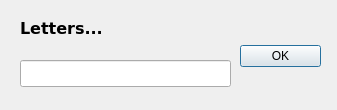
Qt form WakeupBox.ui (tr00per/musicalarm) before a commit.
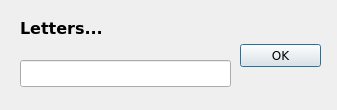
The same form after that commit.

Diff of the .ui file:
```diff
--- a/WakeupBox.ui
+++ b/WakeupBox.ui
@@ -19,6 +19,11 @@
     <verstretch>0</verstretch>
    </sizepolicy>
   </property>
+  <property name="font">
+   <font>
+    <family>DejaVu Sans</family>
+   </font>
+  </property>
   <property name="windowTitle">
    <string>Type in shown letters...</string>
   </property>
@@ -37,6 +42,11 @@
      <height>111</height>
     </rect>
    </property>
+   <property name="font">
+    <font>
+     <family>DejaVu Sans</family>
+    </font>
+   </property>
    <property name="orientation">
     <enum>Qt::Vertical</enum>
    </property>
```
Left out of the diff: 5 changed lines with no effect on the pictures.
